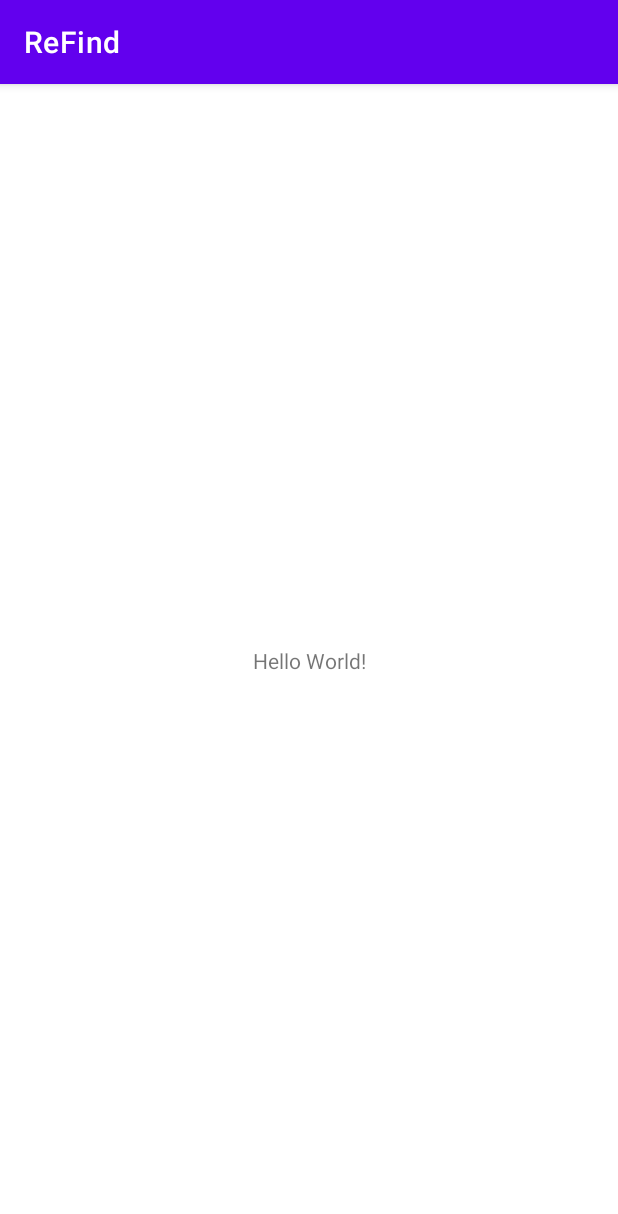
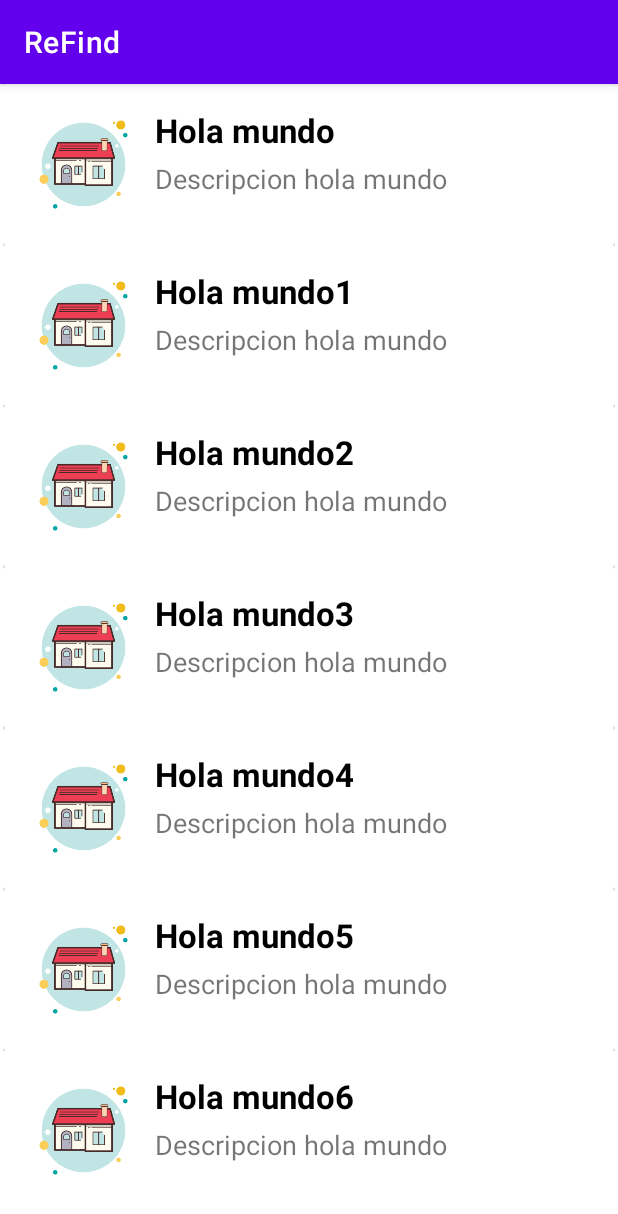
Before and after one commit to AlvaroOrtizP/RefindProyecto, an Android app: the MainActivity screen opened directly, with no data from a screen before it, on a phone screen of 412 x 824 dp. Shown: the top 1214 px of the screen. Run offline under Robolectric (Android 15) with nearby library versions, the phone set to English and light mode, and no system bars.

Commit message:
05_12 Lista de categorias
Se crearon los siguientes archivos:
 - Categoria_row.java
 - MyAdapter.java
 - MyHolder.java
 - Categoria_row

Modificacion del MainActivity.java y el MainActivity.xml
 - Se ha creado un recycler y cardView

--- Se procede al cambio de nombres y la colocacion de todos ellos ---

```diff
--- a/app/build.gradle
+++ b/app/build.gradle
@@ -41,4 +41,8 @@ dependencies {
     androidTestImplementation 'androidx.test.espresso:espresso-core:3.3.0'
     //Implementacion para poder usar imagenes circulares
     implementation 'de.hdodenhof:circleimageview:2.1.0'
+    //Implementacion para usar el recycler y el card view
+    implementation 'androidx.recyclerview:recyclerview:1.1.0'
+    implementation 'androidx.cardview:cardview:1.0.0'
+
 }
--- /dev/null
+++ b/app/src/main/java/com/example/refindproyecto/Categoria_row.java
@@ -0,0 +1,30 @@
+package com.example.refindproyecto;
+
+public class Categoria_row {
+    private String titleCategoria, descripCategoria;
+    private int imageCategoria;
+
+    public String getTitleCategoria() {
+        return titleCategoria;
+    }
+
+    public void setTitleCategoria(String titleCategoria) {
+        this.titleCategoria = titleCategoria;
+    }
+
+    public String getDescripCategoria() {
+        return descripCategoria;
+    }
+
+    public void setDescripCategoria(String descripCategoria) {
+        this.descripCategoria = descripCategoria;
+    }
+
+    public int getImageCategoria() {
+        return imageCategoria;
+    }
+
+    public void setImageCategoria(int imageCategoria) {
+        this.imageCategoria = imageCategoria;
+    }
+}
--- a/app/src/main/java/com/example/refindproyecto/MainActivity.java
+++ b/app/src/main/java/com/example/refindproyecto/MainActivity.java
@@ -1,14 +1,76 @@
 package com.example.refindproyecto;
 
 import androidx.appcompat.app.AppCompatActivity;
+import androidx.recyclerview.widget.LinearLayoutManager;
+import androidx.recyclerview.widget.RecyclerView;
 
 import android.os.Bundle;
 
+import java.util.ArrayList;
+
 public class MainActivity extends AppCompatActivity {
+    RecyclerView mRecyclerView;
+    MyAdapter myAdapter;
+
 
     @Override
     protected void onCreate(Bundle savedInstanceState) {
         super.onCreate(savedInstanceState);
         setContentView(R.layout.activity_main);
+
+        mRecyclerView=findViewById(R.id.reciclerCategorias);
+        mRecyclerView.setLayoutManager(new LinearLayoutManager(this));
+
+        myAdapter = new MyAdapter(this, getMyList());
+        mRecyclerView.setAdapter(myAdapter);
+    }
+    private ArrayList<Categoria_row> getMyList(){
+        ArrayList<Categoria_row> arrayCategorias = new ArrayList<>();
+
+        Categoria_row categoria = new Categoria_row();
+
+        categoria.setTitleCategoria("Hola mundo");
+        categoria.setDescripCategoria("Descripcion hola mundo");
+        categoria.setImageCategoria(R.drawable.ic_icon_refind);
+        arrayCategorias.add(categoria);
+
+        categoria = new Categoria_row();
+        categoria.setTitleCategoria("Hola mundo1");
+        categoria.setDescripCategoria("Descripcion hola mundo");
+        categoria.setImageCategoria(R.drawable.ic_icon_refind);
+        arrayCategorias.add(categoria);
+
+        categoria = new Categoria_row();
+        categoria.setTitleCategoria("Hola mundo2");
+        categoria.setDescripCategoria("Descripcion hola mundo");
+        categoria.setImageCategoria(R.drawable.ic_icon_refind);
+        arrayCategorias.add(categoria);
+
+        categoria = new Categoria_row();
+        categoria.setTitleCategoria("Hola mundo3");
+        categoria.setDescripCategoria("Descripcion hola mundo");
+        categoria.setImageCategoria(R.drawable.ic_icon_refind);
+        arrayCategorias.add(categoria);
+
+        categoria = new Categoria_row();
+        categoria.setTitleCategoria("Hola mundo4");
+        categoria.setDescripCategoria("Descripcion hola mundo");
+        categoria.setImageCategoria(R.drawable.ic_icon_refind);
+        arrayCategorias.add(categoria);
+
+        categoria = new Categoria_row();
+        categoria.setTitleCategoria("Hola mundo5");
+        categoria.setDescripCategoria("Descripcion hola mundo");
+        categoria.setImageCategoria(R.drawable.ic_icon_refind);
+        arrayCategorias.add(categoria);
+
+        categoria = new Categoria_row();
+        categoria.setTitleCategoria("Hola mundo6");
+        categoria.setDescripCategoria("Descripcion hola mundo");
+        categoria.setImageCategoria(R.drawable.ic_icon_refind);
+        arrayCategorias.add(categoria);
+
+
+        return arrayCategorias;
     }
 }
--- /dev/null
+++ b/app/src/main/java/com/example/refindproyecto/MyAdapter.java
@@ -0,0 +1,45 @@
+package com.example.refindproyecto;
+
+import android.content.Context;
+
+import android.view.LayoutInflater;
+import android.view.View;
+import android.view.ViewGroup;
+
+import androidx.annotation.NonNull;
+import androidx.recyclerview.widget.RecyclerView;
+
+import java.util.ArrayList;
+
+public class MyAdapter  extends RecyclerView.Adapter<MyHolder> {
+
+    Context c;
+    ArrayList<Categoria_row> models;
+    //Este array list crea una lista de array con parametros definidos en la clase Categoria_row
+
+
+    public MyAdapter(Context c, ArrayList<Categoria_row> models) {
+        this.c = c;
+        this.models = models;
+    }
+
+    @NonNull
+    @Override
+    public MyHolder onCreateViewHolder(@NonNull ViewGroup parent, int viewType) {
+        View view = LayoutInflater.from(parent.getContext()).inflate(R.layout.categoria_row, null);
+
+        return new MyHolder(view);
+    }
+
+    @Override
+    public void onBindViewHolder(@NonNull MyHolder holder, int position) {
+        holder.cTitulo.setText(models.get(position).getTitleCategoria());
+        holder.cDes.setText(models.get(position).getDescripCategoria());
+        holder.cImagen.setImageResource(models.get(position).getImageCategoria());
+    }
+
+    @Override
+    public int getItemCount() {
+        return models.size();
+    }
+}
--- /dev/null
+++ b/app/src/main/java/com/example/refindproyecto/MyHolder.java
@@ -0,0 +1,19 @@
+package com.example.refindproyecto;
+
+import android.view.View;
+import android.widget.ImageView;
+import android.widget.TextView;
+
+import androidx.annotation.NonNull;
+import androidx.recyclerview.widget.RecyclerView;
+
+public class MyHolder extends RecyclerView.ViewHolder {
+    ImageView cImagen;
+    TextView cTitulo, cDes;
+    public MyHolder(@NonNull View itemView) {
+        super(itemView);
+        this.cImagen = itemView.findViewById(R.id.imageCategoria);
+        this.cTitulo = itemView.findViewById(R.id.titleCategoria);
+        this.cDes = itemView.findViewById(R.id.descripCategoria);
+    }
+}
--- a/app/src/main/res/layout/activity_main.xml
+++ b/app/src/main/res/layout/activity_main.xml
@@ -6,13 +6,18 @@
     android:layout_height="match_parent"
     tools:context=".MainActivity">
 
-    <TextView
-        android:layout_width="wrap_content"
-        android:layout_height="wrap_content"
-        android:text="Hello World!"
+    <androidx.recyclerview.widget.RecyclerView
+        android:id="@+id/reciclerCategorias"
+        android:layout_width="match_parent"
+        android:layout_height="match_parent"
+        android:layout_marginStart="2dp"
+        android:layout_marginEnd="2dp"
+        android:layout_marginBottom="40dp"
         app:layout_constraintBottom_toBottomOf="parent"
-        app:layout_constraintLeft_toLeftOf="parent"
-        app:layout_constraintRight_toRightOf="parent"
+        app:layout_constraintEnd_toEndOf="parent"
+        app:layout_constraintStart_toStartOf="parent"
         app:layout_constraintTop_toTopOf="parent" />
+</androidx.constraintlayout.widget.ConstraintLayout>
 
-</androidx.constraintlayout.widget.ConstraintLayout>
+
+    <!-- categoria_row.xml / Categoria_row.java /MyHolder  / AdapterClass  //mainActivity-->
--- a/app/src/main/res/layout/activity_registro.xml
+++ b/app/src/main/res/layout/activity_registro.xml
@@ -7,6 +7,17 @@
     android:layout_height="match_parent"
     tools:context=".ActivityRegistro">
 
+    <LinearLayout
+        android:id="@+id/linearLayout"
+        android:layout_width="0dp"
+        android:layout_height="wrap_content"
+        android:layout_marginBottom="50dp"
+        android:orientation="vertical"
+        app:layout_constraintBottom_toBottomOf="parent"
+        app:layout_constraintEnd_toEndOf="parent"
+        app:layout_constraintHorizontal_bias="0.491"
+        app:layout_constraintStart_toStartOf="parent">
+
         <de.hdodenhof.circleimageview.CircleImageView
             android:id="@+id/fotoUsuario"
             android:layout_width="125dp"
@@ -14,30 +25,21 @@
             android:layout_centerHorizontal="true"
             android:layout_centerVertical="true"
             android:layout_marginStart="140dp"
-        android:layout_marginTop="68dp"
+            android:layout_marginBottom="20dp"
             android:contentDescription="@string/logo_Registro"
             android:src="@drawable/icono_basico_perfil"
             app:civ_border_color="#99000000"
-        app:civ_border_width="2dp"
-        app:layout_constraintBottom_toTopOf="@+id/linearLayout"
-        app:layout_constraintStart_toStartOf="parent"
-        app:layout_constraintTop_toTopOf="parent"
-        app:layout_constraintVertical_bias="0.306" />
+            app:civ_border_width="2dp" />
 
         <LinearLayout
-        android:id="@+id/linearLayout"
-        android:layout_width="352dp"
-        android:layout_height="389dp"
-        android:layout_marginBottom="100dp"
-        android:orientation="vertical"
-        app:layout_constraintBottom_toBottomOf="parent"
-        app:layout_constraintEnd_toEndOf="parent"
-        app:layout_constraintHorizontal_bias="0.491"
-        app:layout_constraintStart_toStartOf="parent">
+            android:layout_width="wrap_content"
+            android:layout_height="match_parent"
+            android:layout_marginStart="30dp"
+            android:orientation="vertical">
 
             <EditText
                 android:id="@+id/emailRegistro"
-            android:layout_width="match_parent"
+                android:layout_width="350dp"
                 android:layout_height="wrap_content"
                 android:layout_marginBottom="25dp"
                 android:autofillHints="@string/emailRegistro"
@@ -80,7 +82,6 @@
                 android:hint="@string/passRegistro"
                 android:inputType="textPassword" />
 
-
             <EditText
                 android:id="@+id/passComRegistro"
                 android:layout_width="match_parent"
@@ -102,8 +103,8 @@
                     style="@style/Widget.AppCompat.Button"
                     android:layout_width="147dp"
                     android:layout_height="match_parent"
-                android:layout_marginEnd="20dp"
-                android:onClick="iniciarSesion"
+                    android:layout_marginEnd="15dp"
+                    android:onClick="irLogin"
                     android:text="@string/iniciarSesionRegistro" />
 
                 <Button
@@ -116,6 +117,8 @@
                     android:text="@string/registrarRegistro" />
 
             </LinearLayout>
+        </LinearLayout>
+
 
     </LinearLayout>
 
--- /dev/null
+++ b/app/src/main/res/layout/categoria_row.xml
@@ -0,0 +1,41 @@
+<?xml version="1.0" encoding="utf-8"?>
+<androidx.cardview.widget.CardView
+    xmlns:android="http://schemas.android.com/apk/res/android"
+    android:layout_width="match_parent"
+    android:layout_height="match_parent">
+
+    <RelativeLayout
+        android:layout_width="match_parent"
+        android:layout_height="wrap_content"
+        android:padding="16dp">
+
+        <ImageView
+            android:id="@+id/imageCategoria"
+            android:layout_width="75dp"
+            android:layout_height="75dp"
+            android:contentDescription="prueba"
+            android:src="@mipmap/ic_launcher" />
+
+        <TextView
+            android:id="@+id/titleCategoria"
+            android:layout_width="match_parent"
+            android:layout_height="wrap_content"
+            android:layout_marginStart="10dp"
+            android:layout_toEndOf="@id/imageCategoria"
+            android:text="@string/title"
+            android:textColor="#000"
+            android:textSize="22sp"
+            android:textStyle="bold" />
+
+        <TextView
+            android:id="@+id/descripCategoria"
+            android:layout_width="match_parent"
+            android:layout_height="wrap_content"
+            android:layout_below="@+id/titleCategoria"
+            android:layout_marginStart="10dp"
+            android:layout_marginTop="5dp"
+            android:layout_toEndOf="@id/imageCategoria"
+            android:text="Descripcion"
+            android:textSize="18sp" />
+    </RelativeLayout>
+</androidx.cardview.widget.CardView>
--- a/app/src/main/res/values/strings.xml
+++ b/app/src/main/res/values/strings.xml
@@ -64,4 +64,5 @@
     <string name="statusTextView">Activo</string>
     <string name="title_activity__anunciante">Map</string>
     <string name="title_activity_anunciante">Map</string>
+    <string name="title">Title</string>
 </resources>
```
Lines whose indentation alone changed are shown as unchanged.
